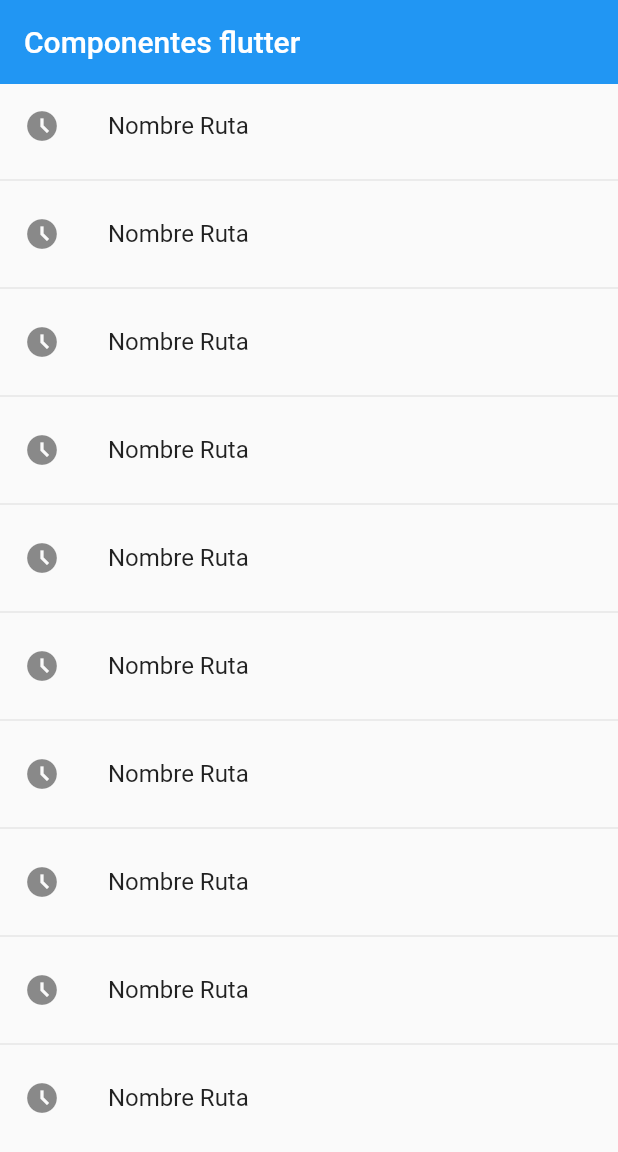
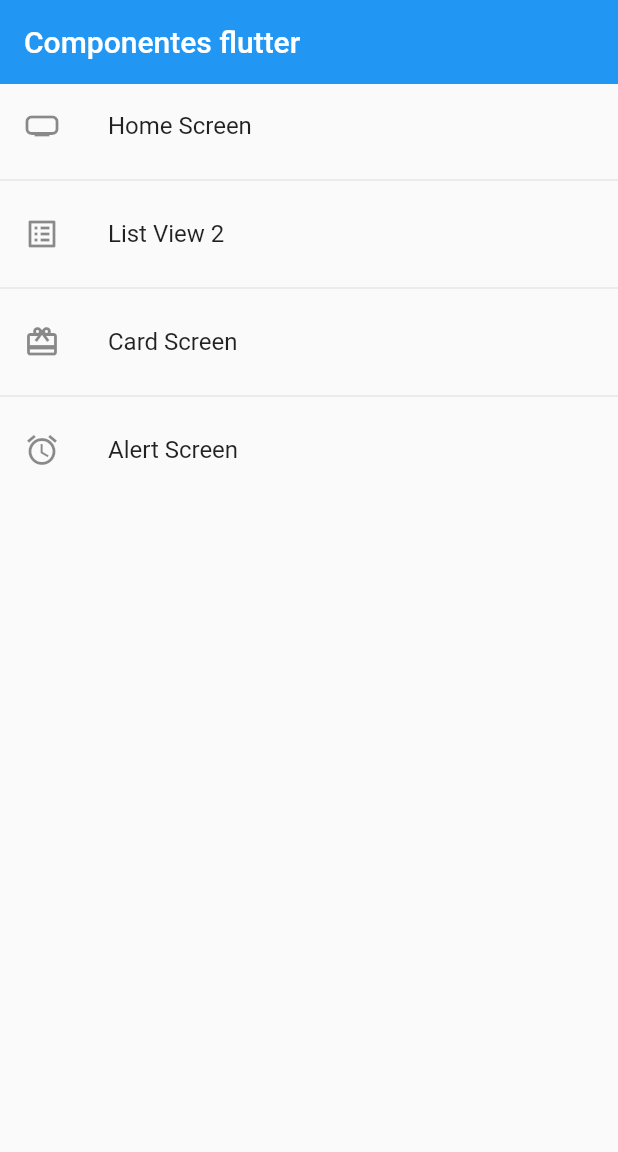
Before and after one commit to mcelis/flutterComponentsTest, a Flutter app: the screen it shows after launch, on a phone screen of 412 x 824 dp. Shown: the top 1152 px of the screen. Run offline on Flutter 3.47's test engine with Material 2 defaults, Android fonts, the phone set to English and light mode, and no system bars.

Commit message:
método con rutas de aplicacion

```diff
--- a/lib/main.dart
+++ b/lib/main.dart
@@ -12,7 +12,7 @@ class MyApp extends StatelessWidget {
         debugShowCheckedModeBanner: false,
         title: 'Material App',
         initialRoute: AppRoutes.initialRoute,
-        routes: AppRoutes.routes,
+        routes: AppRoutes.getAppRoutes(),
         onGenerateRoute: AppRoutes.onGenerateRoute);
   }
 }
--- a/lib/routes/app_routes.dart
+++ b/lib/routes/app_routes.dart
@@ -6,14 +6,44 @@ import '../screens/screens.dart';
 class AppRoutes {
   static const initialRoute = 'home';
 
-  static final menuoptions = <MenuOption>[];
+  static final menuoptions = <MenuOption>[
+    MenuOption(
+        route: 'home',
+        icon: Icons.home_max_sharp,
+        name: "Home Screen",
+        screen: const HomeScreen()),
+    MenuOption(
+        route: 'listview2_screen',
+        icon: Icons.list_alt,
+        name: "List View 2",
+        screen: const Listview2Screen()),
+    MenuOption(
+        route: 'card_screen',
+        icon: Icons.card_giftcard,
+        name: "Card Screen",
+        screen: const CardScreen()),
+    MenuOption(
+        route: 'alert_screen',
+        icon: Icons.alarm,
+        name: "Alert Screen",
+        screen: const AlertScreen())
+  ];
 
-  static Map<String, Widget Function(BuildContext)> routes = {
+  static Map<String, Widget Function(BuildContext)> getAppRoutes() {
+    Map<String, Widget Function(BuildContext)> appRoutes = {};
+    appRoutes.addAll({'home': (BuildContext context) => const HomeScreen()});
+    for (final option in menuoptions) {
+      appRoutes.addAll({option.route: (BuildContext context) => option.screen});
+    }
+
+    return appRoutes;
+  }
+  /*static Map<String, Widget Function(BuildContext)> routes = {
     'home': (BuildContext context) => const HomeScreen(),
     'listview2_screen': (BuildContext context) => const Listview2Screen(),
     'card_screen': (BuildContext context) => const CardScreen(),
     'alert_screen': (BuildContext context) => const AlertScreen()
-  };
+  };*/
 
   static Route<dynamic> onGenerateRoute(RouteSettings settings) {
     return MaterialPageRoute(builder: (context) => const AlertScreen());
--- a/lib/screens/home_screen.dart
+++ b/lib/screens/home_screen.dart
@@ -1,3 +1,4 @@
+import 'package:fl_components/routes/app_routes.dart';
 import 'package:flutter/material.dart';
 
 class HomeScreen extends StatelessWidget {
@@ -5,6 +6,8 @@ class HomeScreen extends StatelessWidget {
 
   @override
   Widget build(BuildContext context) {
+    final menuOptions = AppRoutes.menuoptions;
+
     return Scaffold(
         appBar: AppBar(
           title: const Text('Componentes flutter'),
@@ -12,16 +15,16 @@ class HomeScreen extends StatelessWidget {
         ),
         body: ListView.separated(
             itemBuilder: (context, index) => ListTile(
-                  leading: const Icon(Icons.access_time_filled_sharp),
-                  title: const Text('Nombre Ruta'),
+                  leading: Icon(menuOptions[index].icon),
+                  title: Text(menuOptions[index].name),
                   onTap: () {
                     //final route = MaterialPageRoute(
                     //builder: (context) => const ListviewScreen());
                     //Navigator.push(context, route);
-                    Navigator.pushNamed(context, 'card_screen');
+                    Navigator.pushNamed(context, menuOptions[index].route);
                   },
                 ),
             separatorBuilder: (_, __) => const Divider(),
-            itemCount: 10));
+            itemCount: menuOptions.length));
   }
 }
```
